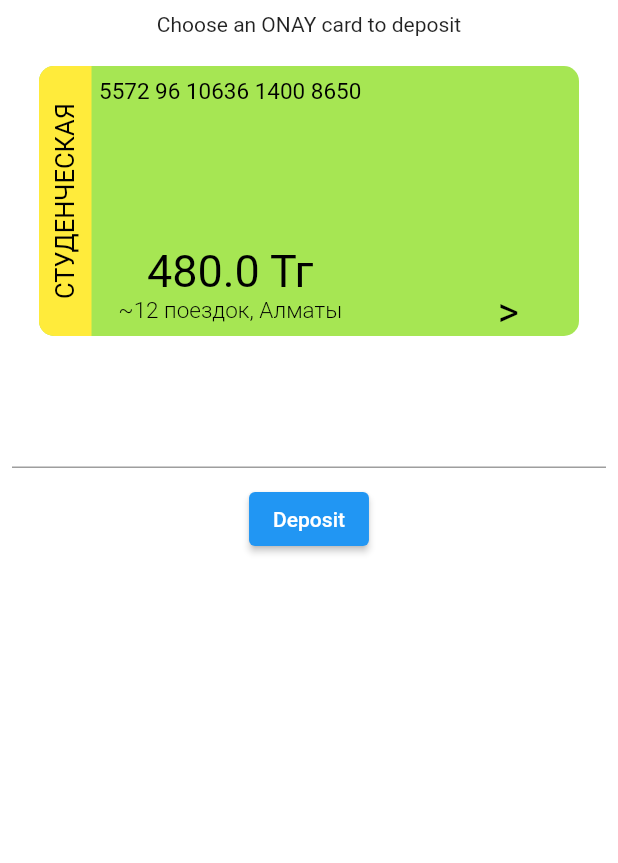
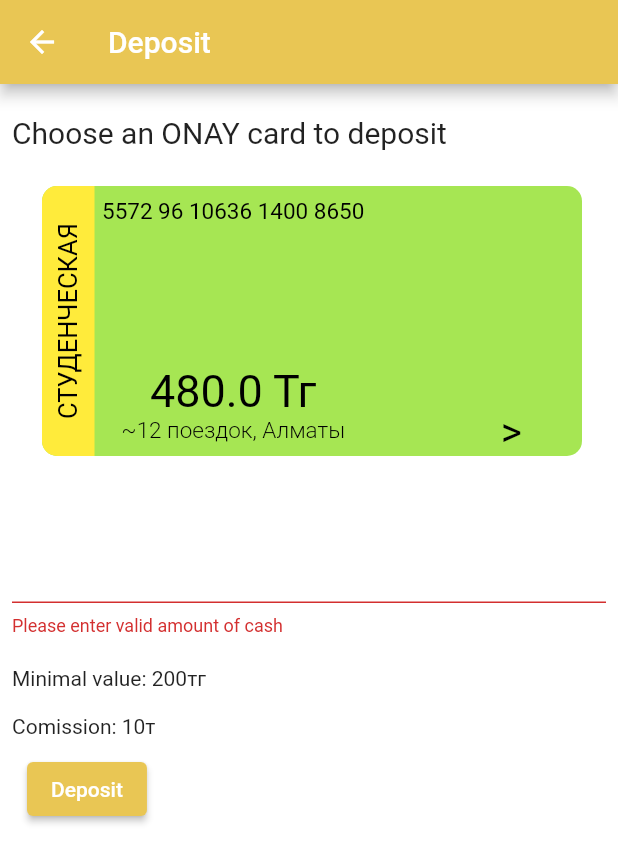
Before and after one commit to alik532/onay-flutter, a Flutter app: the DepositScreen screen opened directly, after a tap on "Deposit", on a phone screen of 412 x 824 dp. Shown: the top 863 px of the screen. Run offline on Flutter 3.47's test engine with Material 2 defaults, Android fonts, the phone set to English and light mode, and no system bars.

Commit message:
deposit function, screen navigation, input validator completed

```diff
--- a/lib/components/buttons.dart
+++ b/lib/components/buttons.dart
@@ -27,7 +27,6 @@ class Buttons extends StatelessWidget {
                     style: primaryButtonStyles(),
                     onPressed: () {
                       if (icon == Icons.add) {
-                        print("routing");
                         Navigator.of(context).push(MaterialPageRoute(
                             builder: (context) => const DepositScreen()));
                       }
--- a/lib/components/main_card.dart
+++ b/lib/components/main_card.dart
@@ -1,5 +1,6 @@
 import 'package:flutter/material.dart';
 import 'package:provider/provider.dart';
+import '../main.dart';
 
 class MainCard extends StatefulWidget {
   const MainCard({Key? key}) : super(key: key);
@@ -53,14 +54,14 @@ class Balance extends State<MainCard> {
                 Column(
                   children: [
                     Text(
-                      "${Provider.of<double>(context).toString()} Тг",
+                      "${Provider.of<BalanceState>(context).balance.toString()} Тг",
                       style: const TextStyle(
                           color: Colors.black,
                           decorationThickness: 0,
                           fontSize: 30),
                     ),
                     Text(
-                      "~${Provider.of<double>(context) ~/ 40} поездок, Алматы",
+                      "~${Provider.of<BalanceState>(context).balance ~/ 40} поездок, Алматы",
                       style: const TextStyle(
                         fontSize: 15,
                         color: Colors.black,
--- a/lib/main.dart
+++ b/lib/main.dart
@@ -7,9 +7,8 @@ import 'components/main_card.dart';
 import 'components/buttons.dart';
 
 void main() {
-  double balance = 480;
-  runApp(Provider(
-    create: (context) => balance,
+  runApp(ChangeNotifierProvider(
+    create: (context) => BalanceState(),
     child: const MyApp(),
   ));
 }
@@ -19,6 +18,7 @@ class MyApp extends StatelessWidget {
   @override
   Widget build(BuildContext context) {
     return MaterialApp(
+        theme: ThemeData(primaryColor: Colors.yellow),
         debugShowCheckedModeBanner: false,
         title: 'Onay',
         home: SafeArea(
@@ -40,3 +40,11 @@ class MyApp extends StatelessWidget {
         ));
   }
 }
+
+class BalanceState extends ChangeNotifier {
+  double balance = 480;
+  void deposit(amount) {
+    balance += amount;
+    notifyListeners();
+  }
+}
--- a/lib/screens/deposit_screen.dart
+++ b/lib/screens/deposit_screen.dart
@@ -1,5 +1,8 @@
 import 'package:flutter/material.dart';
 import 'package:onay/components/main_card.dart';
+import 'package:provider/provider.dart';
+import 'package:onay/main.dart';
+import '../styles/app_colors.dart' as app_colors;
 
 class DepositScreen extends StatefulWidget {
   const DepositScreen({Key? key}) : super(key: key);
@@ -15,34 +18,67 @@ class _DepositScreenState extends State<DepositScreen> {
 
   @override
   Widget build(BuildContext context) {
-    return Form(
+    return SafeArea(
+        child: Form(
             key: _formKey,
             child: Scaffold(
+              appBar: AppBar(
+                backgroundColor: app_colors.primaryLight,
+                leading: IconButton(
+                  icon: const Icon(Icons.arrow_back),
+                  onPressed: () {
+                    Navigator.of(context).pop();
+                  },
+                ),
+                title: const Text("Deposit"),
+              ),
               body: Container(
                 color: Colors.white,
                 padding: const EdgeInsets.all(8),
-            child: Column(children: <Widget>[
-              const Text("Choose an ONAY card to deposit"),
-              const MainCard(),
+                child: Column(
+                    crossAxisAlignment: CrossAxisAlignment.start,
+                    children: <Widget>[
+                      const Text(
+                        "Choose an ONAY card to deposit",
+                        style: TextStyle(fontSize: 20, height: 2),
+                      ),
+                      const Padding(
+                        padding: EdgeInsets.only(left: 20, bottom: 10),
+                        child: MainCard(),
+                      ),
                       TextFormField(
                         controller: myController,
                         validator: (value) {
-                  if (value == null || value.isEmpty) {
-                    return "Please enter amount of cash";
+                          if (value is! int ||
+                              value == null ||
+                              int.parse(value) <= 200) {
+                            return "Please enter valid amount of cash";
                           }
                           return null;
                         },
                       ),
+                      const SizedBox(
+                        height: 20,
+                      ),
+                      const Text("Minimal value: 200тг \n\nComission: 10т"),
                       Padding(
                         padding: const EdgeInsets.all(10),
                         child: ElevatedButton(
+                            style: const ButtonStyle(
+                                backgroundColor: MaterialStatePropertyAll(
+                                    app_colors.primaryLight)),
                             onPressed: () {
-                      print(myController.text);
+                              _formKey.currentState!.validate();
+                              if (int.parse(myController.text) >= 200) {
+                                Provider.of<BalanceState>(context,
+                                        listen: false)
+                                    .deposit(int.parse(myController.text) - 10);
+                              }
                             },
                             child: const Text("Deposit")),
                       )
                     ]),
               ),
-        ));
+            )));
   }
 }
--- /dev/null
+++ b/lib/styles/app_colors.dart
@@ -0,0 +1,4 @@
+import 'package:flutter/material.dart';
+
+const primaryLight = Color.fromARGB(255, 233, 198, 84);
+const primaryDark = Color.fromARGB(255, 33, 27, 6);
```
Lines whose indentation alone changed are shown as unchanged.
